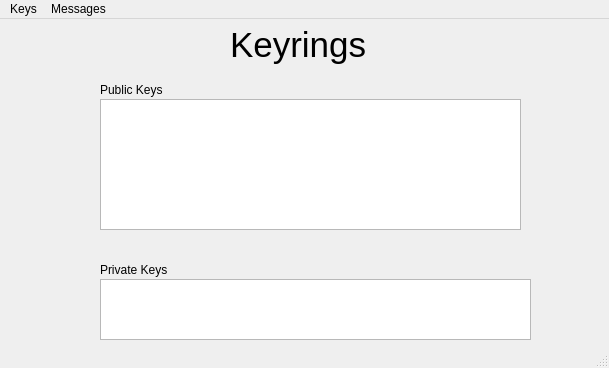
First picture: the form in src/gui/test.ui, repository miticn/PGP, before the edit.
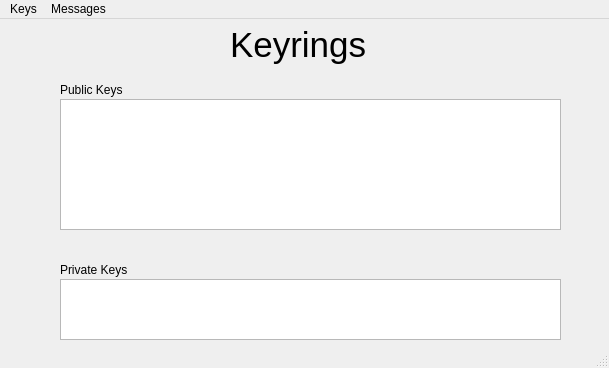
Second picture: the form after the edit.

Commit message: Add new First Window(Unlock)

```diff
--- a/src/gui/test.ui
+++ b/src/gui/test.ui
@@ -17,9 +17,9 @@
    <widget class="QListView" name="publicKeysLV">
     <property name="geometry">
      <rect>
-      <x>100</x>
+      <x>60</x>
       <y>80</y>
-      <width>421</width>
+      <width>501</width>
       <height>131</height>
      </rect>
     </property>
@@ -27,9 +27,9 @@
    <widget class="QListView" name="privateKeysLV">
     <property name="geometry">
      <rect>
-      <x>100</x>
+      <x>60</x>
       <y>260</y>
-      <width>431</width>
+      <width>501</width>
       <height>61</height>
      </rect>
     </property>
@@ -37,7 +37,7 @@
    <widget class="QLabel" name="label_3">
     <property name="geometry">
      <rect>
-      <x>100</x>
+      <x>60</x>
       <y>240</y>
       <width>91</width>
       <height>21</height>
@@ -68,7 +68,7 @@
    <widget class="QLabel" name="label_2">
     <property name="geometry">
      <rect>
-      <x>100</x>
+      <x>60</x>
       <y>60</y>
       <width>81</width>
       <height>21</height>
```
Left out of the diff: 1 changed line with no effect on the pictures. The commit also changes 2 other files.
